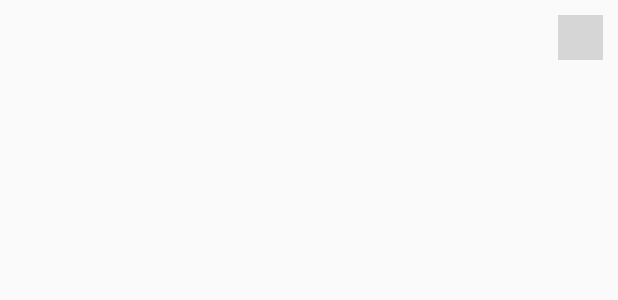
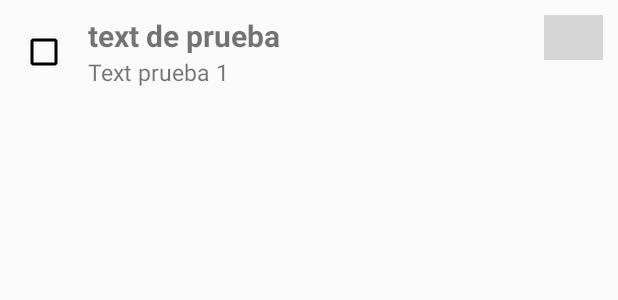
Before and after one commit to charlss90/TodoListMPV, an Android app: the layout todo_row.xml on its own in the app's theme, with its tools: preview values and no code run, on a phone screen of 412 x 824 dp. Shown: the top 300 px of the screen. Run offline under Robolectric (Android 15) with nearby library versions, the phone set to English and light mode, and no system bars; grey boxes are pictures that could not be loaded.

Commit message:
Update row

```diff
--- a/app/src/main/java/app/chraz/todolistmpv/view/MainActivity.java
+++ b/app/src/main/java/app/chraz/todolistmpv/view/MainActivity.java
@@ -188,8 +188,6 @@ public class MainActivity extends ActionBarActivity implements IMainView {
 
         menuItem = new TodoItemMenu(this, v, todoMain);
 
-//        menuItem.setOnMenuItemClickListener(this);
-
         menuItem.setViewDeleteAction((View) v.getParent());
 
         menuItem.show();
--- a/app/src/main/res/layout/todo_row.xml
+++ b/app/src/main/res/layout/todo_row.xml
@@ -1,12 +1,36 @@
 <?xml version="1.0" encoding="utf-8"?>
-<RelativeLayout xmlns:android="http://schemas.android.com/apk/res/android"
+<LinearLayout xmlns:android="http://schemas.android.com/apk/res/android"
     android:paddingLeft="10dp"
     android:paddingRight="10dp"
     android:paddingTop="10dp"
     android:paddingBottom="10dp"
+    android:orientation="horizontal"
     android:layout_width="fill_parent" android:layout_height="wrap_content">
+    <RelativeLayout
+        android:layout_weight=".10"
+        android:layout_width="0dp"
+        android:layout_height="fill_parent">
+
+        <ImageButton
+            android:layout_centerHorizontal="true"
+            android:layout_centerVertical="true"
+            android:id="@+id/todo_make_it"
+            android:background="@drawable/menu_todo_item"
+            android:src="@drawable/abc_btn_check_to_on_mtrl_000"
+            android:layout_width="30dp"
+            android:layout_height="30dp" />
+
+    </RelativeLayout>
+
+    <LinearLayout
+        android:orientation="vertical"
+        android:layout_weight=".80"
+        android:layout_width="0dp"
+        android:paddingLeft="10dp"
+        android:layout_height="wrap_content">
 
         <TextView
+            android:text="text de prueba"
             android:id="@+id/title_row"
             android:textSize="20dp"
             android:textStyle="bold"
@@ -14,19 +38,21 @@
             android:layout_height="wrap_content" />
 
         <TextView
+            android:text="Text prueba 1"
             android:textSize="15dp"
-        android:layout_below="@+id/title_row"
             android:id="@+id/description_row"
             android:layout_width="wrap_content"
             android:layout_height="wrap_content" />
 
+    </LinearLayout>
+
     <ImageButton
-        android:layout_alignParentRight="true"
+        android:layout_weight=".10"
+        android:layout_width="0dp"
         android:background="@drawable/menu_todo_item"
         android:src="@drawable/abc_ic_menu_moreoverflow_mtrl_alpha"
-        android:layout_width="30dp"
         android:layout_height="30dp"
         android:tint="@color/menu_todo_item"
         android:onClick="showPopup"/>
 
-</RelativeLayout>
+</LinearLayout>
```
Also changed, not shown: 1 other file. Lines whose indentation alone changed are shown as unchanged.
